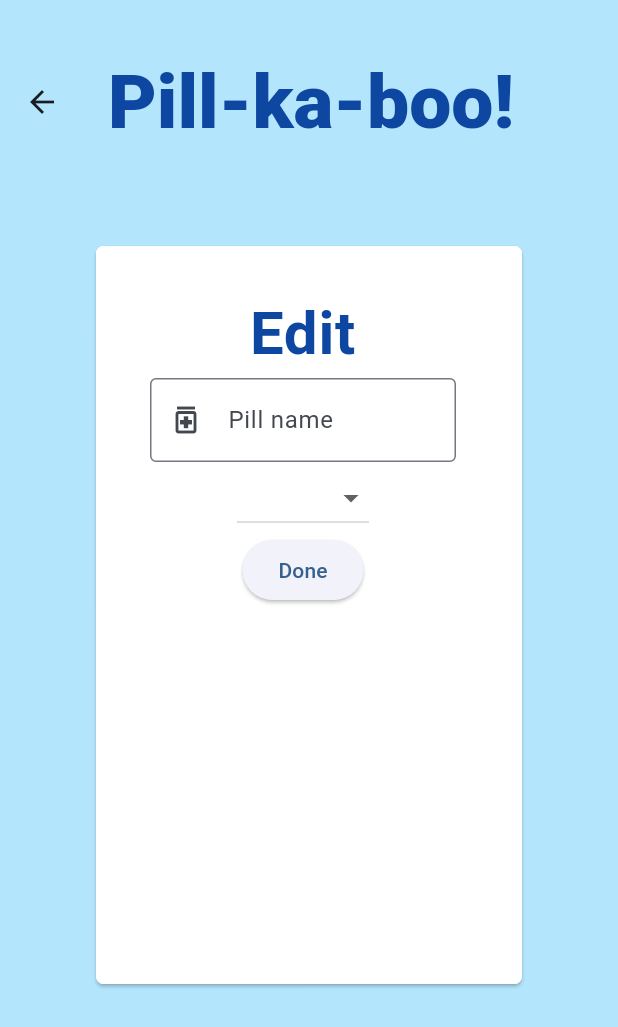
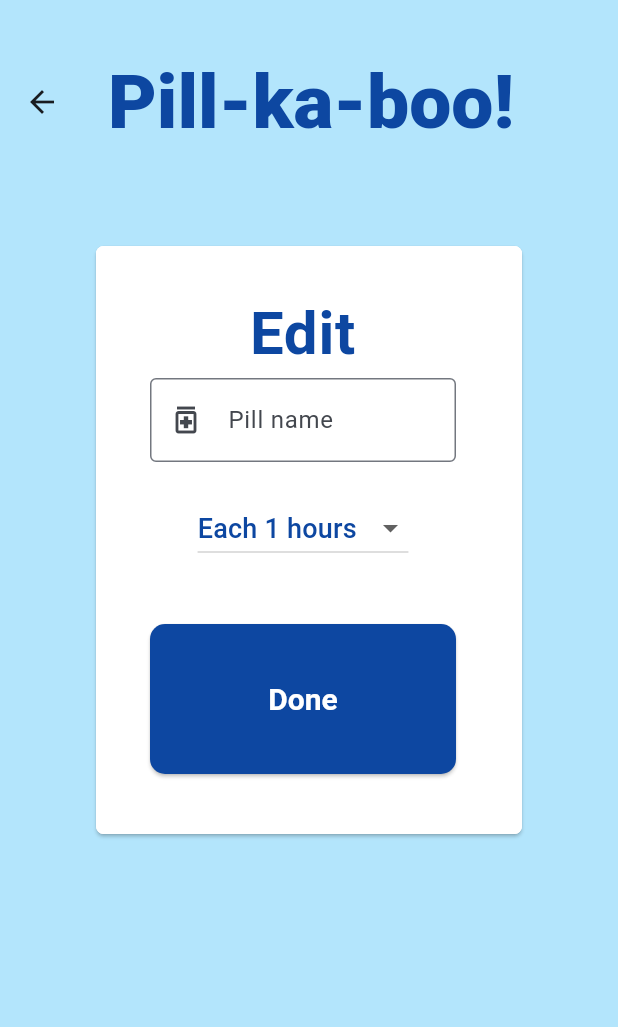
Before and after one commit to Cristian8a/iotapp, a Flutter app: the MyPills screen opened directly, after a tap on the "edit" icon, on a phone screen of 412 x 824 dp. Shown: the top 1027 px of the screen. Run offline on Flutter 3.47's test engine with Material 3 defaults, Android fonts, the phone set to English and light mode, and no system bars.

```diff
--- a/iotapp/lib/my_pills.dart
+++ b/iotapp/lib/my_pills.dart
@@ -46,7 +46,7 @@ class MyPills extends StatelessWidget {
                 child: Padding(
                   padding: const EdgeInsets.all(20.0),
                   child: Column(
-                    crossAxisAlignment: CrossAxisAlignment.start,
+                    // crossAxisAlignment: CrossAxisAlignment.start,
                     children: <Widget>[
                       Text(
                         'Julies pills',
@@ -117,7 +117,7 @@ class MyPills extends StatelessWidget {
                                   )
                                 ],
                               ),
-                              SizedBox(height: 20),
+                              Divider(height: 20),
                             ],
                           );
                         },
--- a/iotapp/lib/my_pills_edit.dart
+++ b/iotapp/lib/my_pills_edit.dart
@@ -2,15 +2,20 @@ import 'package:flutter/material.dart';
 import 'package:iotapp/providers/pills_provider.dart';
 import 'package:provider/provider.dart';
 
-class MyPillsEdit extends StatelessWidget {
+class MyPillsEdit extends StatefulWidget {
   const MyPillsEdit({Key? key});
+
+  @override
+  _MyPillsEditState createState() => _MyPillsEditState();
+}
+
+class _MyPillsEditState extends State<MyPillsEdit> {
+  String newName = '';
+  int selectedInterval = 1; // Valor inicial
 
   @override
   Widget build(BuildContext context) {
     final dataProvider = context.watch<DataProvider>();
-
-    String newName = '';
-    int newInterval = 0;
 
     return Scaffold(
       appBar: PreferredSize(
@@ -38,7 +43,7 @@ class MyPillsEdit extends StatelessWidget {
             padding: const EdgeInsets.all(60.0),
             child: Container(
               width: 380,
-              height: 500,
+              height: 400,
               child: Card(
                 shape: RoundedRectangleBorder(
                   borderRadius: BorderRadius.circular(5.0),
@@ -63,7 +68,9 @@ class MyPillsEdit extends StatelessWidget {
                         // Widget para ingresar nombre de la píldora
                         TextField(
                           onChanged: (value) {
+                            setState(() {
                               newName = value;
+                            });
                           },
                           decoration: InputDecoration(
                             border: OutlineInputBorder(),
@@ -71,31 +78,45 @@ class MyPillsEdit extends StatelessWidget {
                             prefixIcon: Icon(Icons.medication_outlined),
                           ),
                         ),
+                        SizedBox(
+                          height: 20,
+                        ),
                         // Widget para ingresar el intervalo de tiempo
                         DropdownButton<int>(
-                          value: newInterval,
+                          value: selectedInterval,
                           onChanged: (newValue) {
-                            newInterval = newValue!;
+                            setState(() {
+                              selectedInterval = newValue!;
+                            });
                           },
                           items: List.generate(24, (index) {
                             return DropdownMenuItem<int>(
                               value: index + 1,
-                              child: Text('${index + 1} hours'),
+                              child: Text('Each ${index + 1} hours',
+                                  style: TextStyle(
+                                    color: Colors.blue[900],
+                                    fontSize: 18,
+                                  )),
                             );
                           }),
                         ),
+                        SizedBox(
+                          height: 40,
+                        ),
                         // Botón para guardar los cambios
-                        ElevatedButton(
+                        SizedBox(
+                          width: 300,
+                          height: 100,
+                          child: ElevatedButton(
                             onPressed: () {
                               // Crear una nueva píldora
                               PillsProvider newPill = PillsProvider(
                                 name: newName,
-                              interval: newInterval,
+                                interval: selectedInterval,
                               );
 
                               // Agregar la nueva píldora a la lista
                               dataProvider.addPill(newPill);
-
                               // Mostrar mensaje de éxito
                               ScaffoldMessenger.of(context).showSnackBar(
                                 SnackBar(
@@ -103,7 +124,19 @@ class MyPillsEdit extends StatelessWidget {
                                 ),
                               );
                             },
-                          child: Text('Done'),
+                            style: ElevatedButton.styleFrom(
+                              foregroundColor: Colors.white,
+                              backgroundColor: Colors.blue[900],
+                              textStyle: TextStyle(fontWeight: FontWeight.bold),
+                              shape: RoundedRectangleBorder(
+                                borderRadius: BorderRadius.circular(10.0),
+                              ),
+                            ),
+                            child: Text(
+                              'Done',
+                              style: TextStyle(fontSize: 20),
+                            ),
+                          ),
                         ),
                       ],
                     ),
```
Lines whose indentation alone changed are shown as unchanged.
